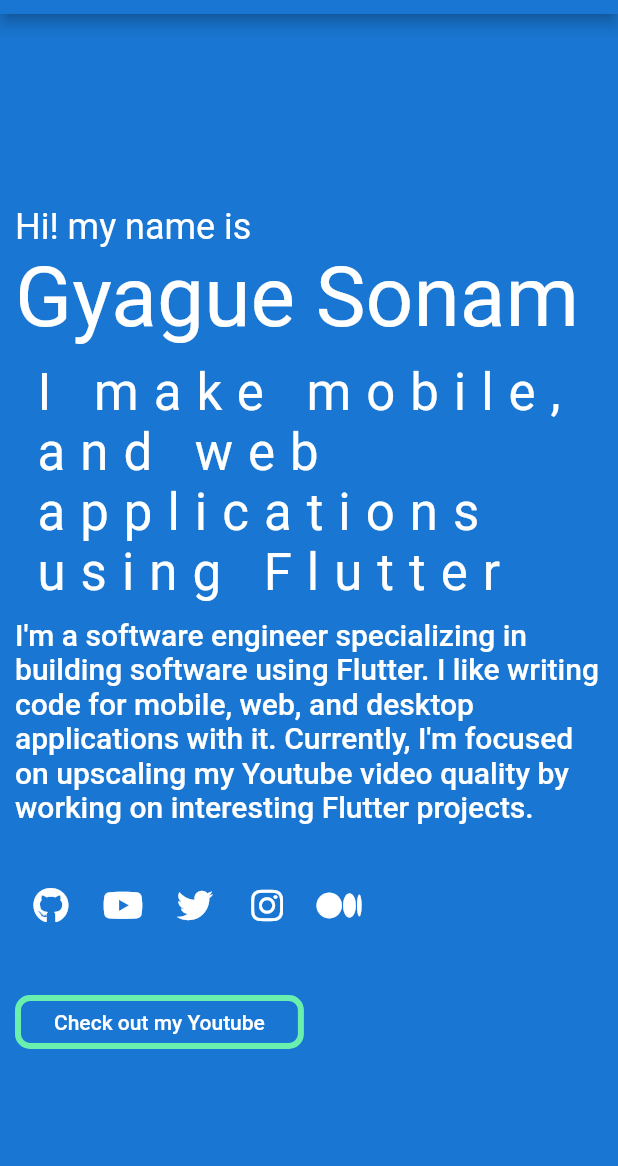
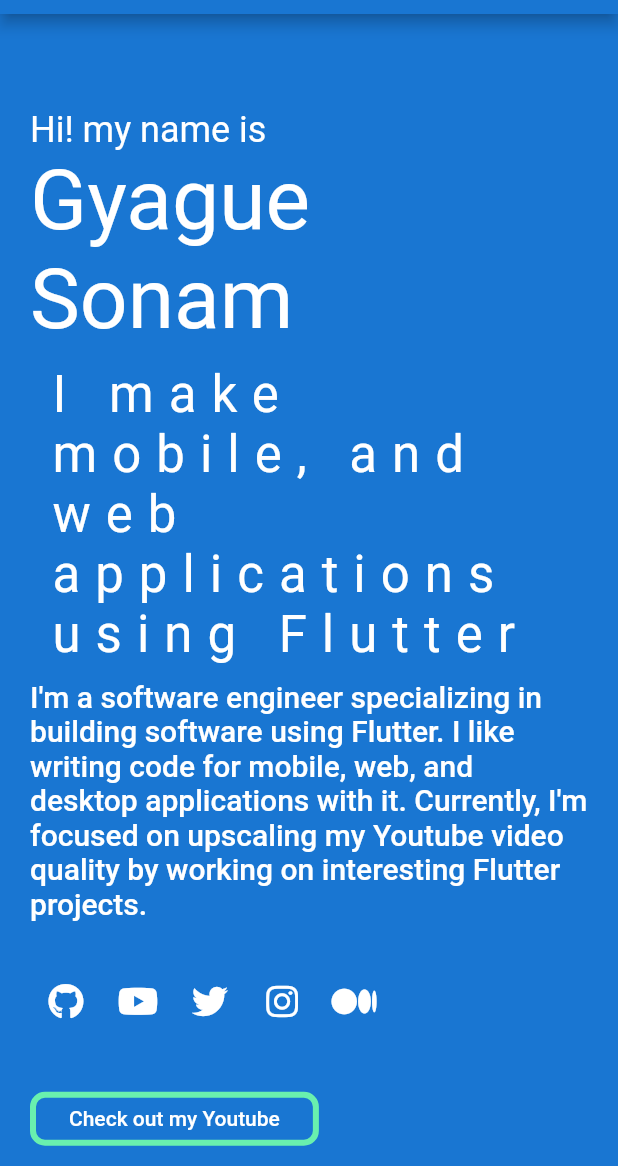
Before and after one commit to gyakhoe/portfolio, a Flutter app: the screen it shows after launch, on a phone screen of 412 x 824 dp, the part 70-1236 px from its top. Run offline on Flutter 3.47's test engine with Material 2 defaults, Android fonts, the phone set to English and light mode, and no system bars; our stand-ins replace bloc, font_awesome_flutter; generated files the repository leaves out were written again.

Commit message:
Main page done

```diff
--- a/lib/home/views/home_content_view.dart
+++ b/lib/home/views/home_content_view.dart
@@ -3,6 +3,7 @@
 import 'package:portfolio/contact/views/contact_page.dart';
 import 'package:portfolio/experiance/views/experiance_page.dart';
 import 'package:portfolio/footer/views/footer_page.dart';
+import 'package:portfolio/l10n/l10n.dart';
 import 'package:portfolio/main/views/main_page.dart';
 import 'package:portfolio/utilities/open_functions.dart';
 import 'package:portfolio/work/views/work_page.dart';
@@ -12,15 +13,13 @@
 
   @override
   Widget build(BuildContext context) {
+    final l10n = context.l10n;
     return Container(
       color: Theme.of(context).primaryColorDark,
       child: ListView(
         shrinkWrap: true,
         children: [
-          _homeContent(
-            content: const MainPage(),
-            context: context,
-          ),
+          MainPage(l10n: l10n),
           _homeContent(
             content: const AboutPage(),
             context: context,
--- a/lib/main/views/main_mobile_view.dart
+++ b/lib/main/views/main_mobile_view.dart
@@ -1,5 +1,6 @@
 import 'package:flutter/material.dart';
 import 'package:portfolio/l10n/l10n.dart';
+import 'package:portfolio/utilities/app_cinfiguration.dart';
 import 'package:portfolio/utilities/open_functions.dart';
 
 class MainMobileView extends StatelessWidget {
@@ -10,7 +11,11 @@
 
   @override
   Widget build(BuildContext context) {
-    return Column(
+    return Container(
+      width: MediaQuery.of(context).size.width,
+      height: MediaQuery.of(context).size.height,
+      padding: const EdgeInsets.all(kMobileDefaultPadding),
+      child: Column(
         crossAxisAlignment: CrossAxisAlignment.start,
         mainAxisAlignment: MainAxisAlignment.center,
         children: [
@@ -71,6 +76,7 @@
             ),
           )
         ],
+      ),
     );
   }
 }
--- a/lib/main/views/main_page.dart
+++ b/lib/main/views/main_page.dart
@@ -6,11 +6,14 @@
 import 'package:portfolio/utilities/responsive_view.dart';
 
 class MainPage extends StatelessWidget {
-  const MainPage({Key? key}) : super(key: key);
+  const MainPage({
+    Key? key,
+    required this.l10n,
+  }) : super(key: key);
+  final AppLocalizations l10n;
 
   @override
   Widget build(BuildContext context) {
-    final l10n = context.l10n;
     return ResponsiveView(
       mobileView: MainMobileView(
         l10n: l10n,
--- a/lib/utilities/app_cinfiguration.dart
+++ b/lib/utilities/app_cinfiguration.dart
@@ -1,5 +1,9 @@
-class AppConfiguration {
-  static const double kMobileMaxWidth = 500;
-  static const double kTabletMaxWidth = 1000;
-  static const double kDesktopMaxWidth = 20000;
-}
+const double kMobileMaxWidth = 500;
+const double kTabletMaxWidth = 1000;
+const double kDesktopMaxWidth = 20000;
+
+const double kMobileDefaultPadding = 20;
+const double kTabDefaultPadding = 30;
+const double kDesktopDefaultPadding = 100;
+const double kDesktopHorizontalPadding = 100;
+const double kDesktopVerticalPadding = 50;
--- a/lib/utilities/open_functions.dart
+++ b/lib/utilities/open_functions.dart
@@ -30,7 +30,7 @@
 }
 
 bool isMobileView({required BuildContext context}) {
-  return MediaQuery.of(context).size.width <= AppConfiguration.kTabletMaxWidth;
+  return MediaQuery.of(context).size.width <= kTabletMaxWidth;
 }
 
 List<Widget> socialWidget({
--- a/lib/utilities/responsive_view.dart
+++ b/lib/utilities/responsive_view.dart
@@ -19,10 +19,10 @@
   Widget build(BuildContext context) {
     return LayoutBuilder(
       builder: (context, constraints) {
-        if (constraints.maxWidth <= AppConfiguration.kMobileMaxWidth) {
+        if (constraints.maxWidth <= kMobileMaxWidth) {
           log('Is mobile ${constraints.maxWidth}');
           return mobileView;
-        } else if (constraints.maxWidth <= AppConfiguration.kTabletMaxWidth) {
+        } else if (constraints.maxWidth <= kTabletMaxWidth) {
           log('Is tab ${constraints.maxWidth}');
           return tabView;
         } else {
```
Also changed, not shown: lib/main/views/main_desktop_view.dart (+15 -2 lines), lib/main/views/main_tab_view.dart (+7 -1 lines). Lines whose indentation alone changed are shown as unchanged.
